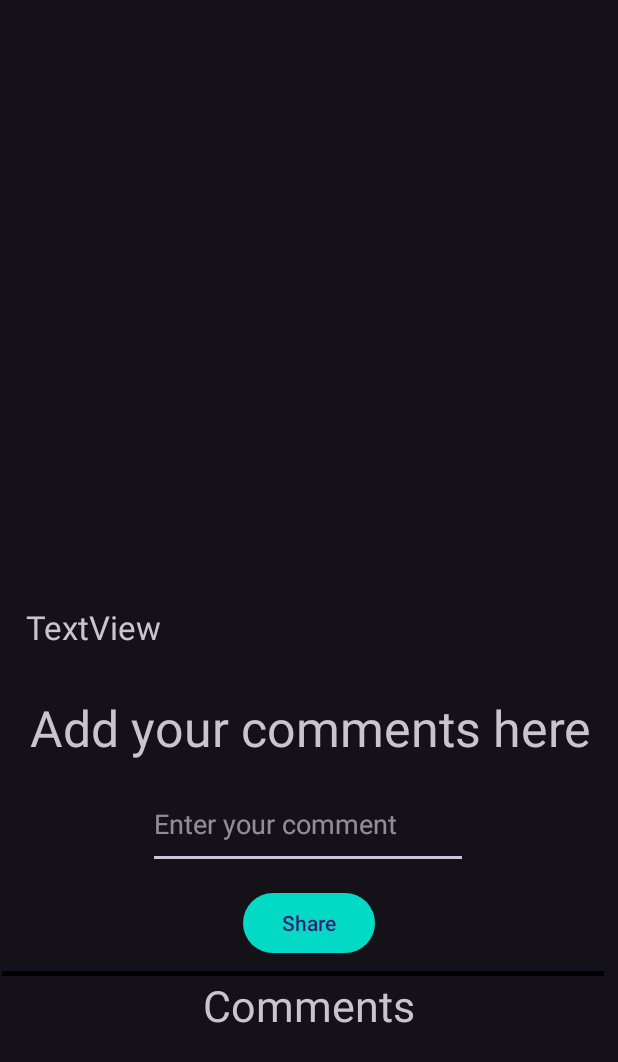
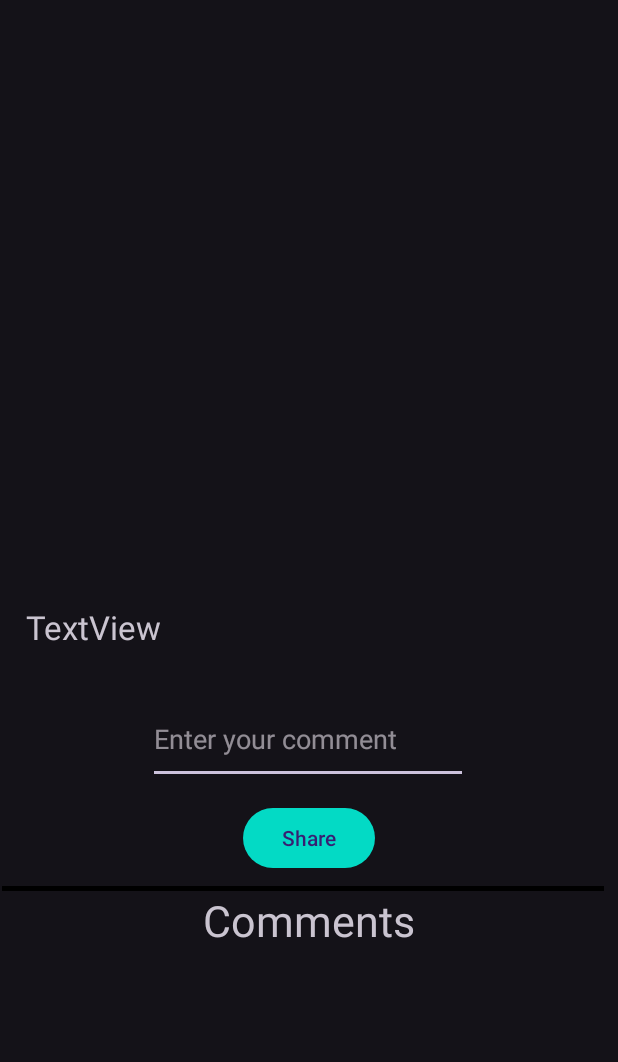
Before and after one commit to mec-cs/movie-db-app, an Android app: the CommentFragment screen opened directly, with no data from a screen before it, on a phone screen of 412 x 824 dp. Shown: the top 1062 px of the screen. Run offline under Robolectric (Android 15) with nearby library versions, the light colour scheme and no system bars; our stand-ins replace Room's generated code; pictures from the network do not load; 5 statements that could not run were skipped.

Commit message:
design improvements

```diff
--- a/app/src/main/res/layout/fragment_comment.xml
+++ b/app/src/main/res/layout/fragment_comment.xml
@@ -7,23 +7,11 @@
     android:layout_height="wrap_content"
     tools:context=".Activity.CommentFragment">
 
-    <TextView
-        android:id="@+id/textView"
-        android:layout_width="411dp"
-        android:layout_height="wrap_content"
-        android:text="Add your comments here"
-        android:textAlignment="center"
-        android:textSize="15pt"
-        app:layout_constraintEnd_toEndOf="parent"
-        app:layout_constraintStart_toStartOf="parent"
-        app:layout_constraintTop_toTopOf="parent" />
-
     <EditText
         android:id="@+id/commentText"
         android:layout_width="wrap_content"
         android:layout_height="60dp"
         android:layout_marginStart="16dp"
-        android:layout_marginTop="12dp"
         android:layout_marginEnd="16dp"
         android:ems="10"
         android:hint="Enter your comment"
@@ -31,7 +19,7 @@
         app:layout_constraintEnd_toEndOf="parent"
         app:layout_constraintHorizontal_bias="0.497"
         app:layout_constraintStart_toStartOf="parent"
-        app:layout_constraintTop_toBottomOf="@+id/textView" />
+        tools:layout_editor_absoluteY="16dp" />
 
     <Button
         android:id="@+id/commentSharebutton"
```
Also changed, not shown: app/src/main/res/layout/activity_main.xml (+7 -5 lines), app/src/main/res/layout/movie_story_item.xml (+7 -7 lines), app/src/main/res/layout/movies_recycler_layout.xml (+9 -11 lines), app/src/main/res/layout/random_movie_dialog.xml (+20 -16 lines).
